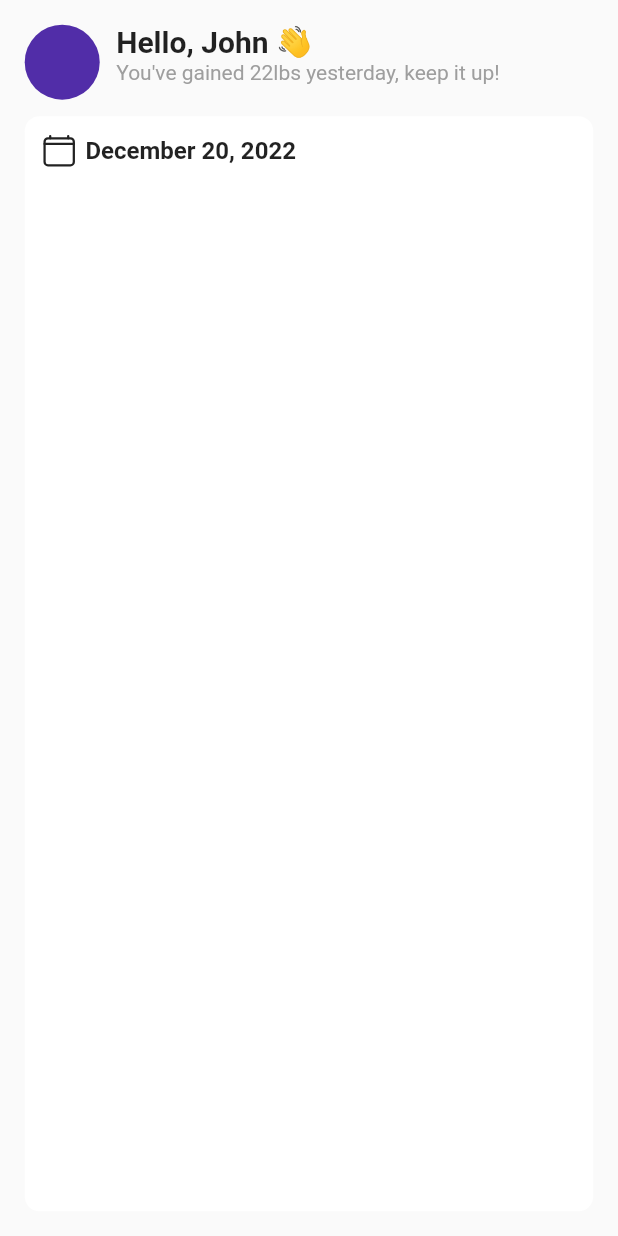
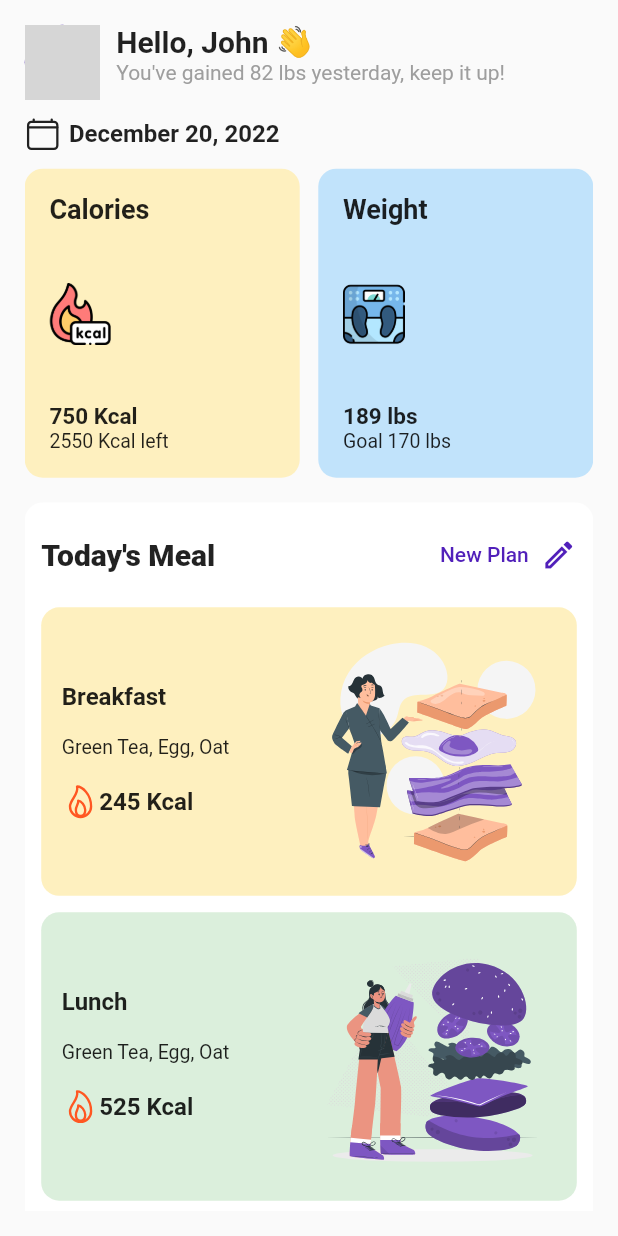
Before and after one commit to musjib999/nutrition_app, a Flutter app: the Diary screen opened directly, on a phone screen of 412 x 824 dp. Run offline on Flutter 3.47's test engine with Material 2 defaults, Android fonts, the phone set to English and light mode, and no system bars; our stand-ins replace flutter_svg, google_fonts, ionicons, sizer; network calls fail; Roboto replaces fonts that are missing (Mukta); grey boxes are pictures that could not be loaded.

Commit message:
diary, with meal plan

```diff
--- a/lib/diary/screens/diary_screen.dart
+++ b/lib/diary/screens/diary_screen.dart
@@ -1,8 +1,12 @@
 import 'package:flutter/material.dart';
+import 'package:flutter_svg/flutter_svg.dart';
 import 'package:google_fonts/google_fonts.dart';
 import 'package:ionicons/ionicons.dart';
+import 'package:nutrition/themes/assets.dart';
 import 'package:nutrition/themes/colors.dart';
 import 'package:sizer/sizer.dart';
+
+import '../widgets/diary_card.dart';
 
 class Diary extends StatefulWidget {
   const Diary({Key? key}) : super(key: key);
@@ -23,7 +27,7 @@ class _DiaryState extends State<Diary> {
               Row(
                 crossAxisAlignment: CrossAxisAlignment.start,
                 children: [
-                  const CircleAvatar(radius: 25),
+                  const CircleAvatar(radius: 25, backgroundImage: NetworkImage('https://avatars.githubusercontent.com/u/53815937?v=4'),),
                   SizedBox(width: 8.sp),
                   Column(
                     crossAxisAlignment: CrossAxisAlignment.start,
@@ -34,7 +38,7 @@ class _DiaryState extends State<Diary> {
                             fontSize: 20, fontWeight: FontWeight.w600),
                       ),
                       Text(
-                        'You\'ve gained 22lbs yesterday, keep it up!',
+                        'You\'ve gained 82 lbs yesterday, keep it up!',
                         style: GoogleFonts.mukta(color: AppColors.grey),
                       ),
                     ],
@@ -43,22 +47,66 @@ class _DiaryState extends State<Diary> {
               ),
               SizedBox(height: 8.sp),
               Expanded(
-                child: Container(
-                  padding: EdgeInsets.all(8.sp),
-                  decoration: BoxDecoration(
-                    color: AppColors.white,
-                    borderRadius: BorderRadius.circular(10),
-                  ),
-                  child: SingleChildScrollView(child: Column(children: [
+                child: SingleChildScrollView(
+                  child: Column(
+                    children: [
                       Row(
                         crossAxisAlignment: CrossAxisAlignment.center,
                         children: [
                           const Icon(Ionicons.calendar_clear_outline),
                           SizedBox(width: 4.sp),
-                        Text('December 20, 2022', style: GoogleFonts.mukta(fontSize: 16, fontWeight: FontWeight.w600),),
+                          Text(
+                            'December 20, 2022',
+                            style: GoogleFonts.mukta(
+                                fontSize: 16, fontWeight: FontWeight.w600,
+                            ),
+                          ),
                         ],
                       ),
-                  ],),),
+                      SizedBox(height: 8.sp),
+                      Row(
+                        children: [
+                          const Expanded(
+                            child: DiaryCard(title: 'Calories', color: AppColors.lightYellow, icon: AppAssets.calories, subtitle1: '750 Kcal', subtitle2: '2550 Kcal left',),
+                          ),
+                          SizedBox(width: 3.w),
+                          Expanded(
+                            child: DiaryCard(title: 'Weight', color: AppColors.skyBlue.withOpacity(0.4), icon: AppAssets.scale, subtitle1: '189 lbs', subtitle2: 'Goal 170 lbs',),
+                          ),
+                        ],
+                      ),
+                      SizedBox(height: 12.sp),
+                      Container(
+                        padding: EdgeInsets.all(8.sp),
+                        decoration: BoxDecoration(
+                          color: AppColors.white,
+                          borderRadius: BorderRadius.circular(12),
+                        ),
+                        child: Column(
+                          children: [
+                            Row(
+                              mainAxisAlignment: MainAxisAlignment.spaceBetween,
+                              children: [
+                                Text('Today\'s Meal', style: GoogleFonts.mukta(fontSize: 20, fontWeight: FontWeight.w800),),
+                                Row(
+                                  children: [
+                                    TextButton(onPressed: (){}, child: Text('New Plan', style: GoogleFonts.mukta(fontSize: 14, fontWeight: FontWeight.w500, color: AppColors.primaryColor),),),
+                                    const Icon(Icons.edit_outlined, color: AppColors.primaryColor,),
+                                  ],
+                                )
+                              ],
+                            ),
+                            SizedBox(height: 8.sp),
+                            const MealPlanCard(title: 'Breakfast', calories: 245, svg: AppAssets.breakfast, color: AppColors.lightYellow,),
+                            SizedBox(height: 8.sp),
+                            MealPlanCard(title: 'Lunch', calories: 525, svg: AppAssets.lunch, color: AppColors.faintGreen.withOpacity(0.4),),
+                            SizedBox(height: 8.sp),
+                            MealPlanCard(title: 'Dinner', calories: 133, svg: AppAssets.dinner, color: AppColors.skyBlue.withOpacity(0.4),),
+                          ],
+                        ),
+                      ),
+                    ],
+                  ),
                 ),
               ),
             ],
@@ -68,3 +116,49 @@ class _DiaryState extends State<Diary> {
     );
   }
 }
+
+class MealPlanCard extends StatelessWidget {
+  final String title, svg;
+  final int calories;
+  final Color color;
+  const MealPlanCard({
+    required this.title, required this.svg, required this.calories, required this.color,
+    Key? key,
+  }) : super(key: key);
+
+  @override
+  Widget build(BuildContext context) {
+    return Container(
+      padding: EdgeInsets.all(10.sp),
+      width: double.infinity,
+      decoration: BoxDecoration(
+        borderRadius: BorderRadius.circular(12),
+        color: color,
+      ),
+      child: Row(
+        mainAxisAlignment: MainAxisAlignment.spaceBetween,
+        children: [
+          SizedBox(
+            width: 40.w,
+            child: Column(
+              crossAxisAlignment: CrossAxisAlignment.start,
+              children: [
+                Text(title, style: GoogleFonts.mukta(fontSize: 16, fontWeight: FontWeight.w700),),
+                SizedBox(height: 12.sp),
+                Text('Green Tea, Egg, Oat', style: GoogleFonts.mukta(fontSize: 13, fontWeight: FontWeight.w400),),
+                SizedBox(height: 12.sp),
+                Row(
+                  children: [
+                    const Icon(Ionicons.flame_outline, color: Colors.deepOrange, size: 25,),
+                    Text('$calories Kcal', style: GoogleFonts.mukta(fontSize: 16, fontWeight: FontWeight.w700),),
+                  ],
+                )
+              ],
+            ),
+          ),
+          SvgPicture.asset(svg, width: 40.w,),
+        ],
+      ),
+    );
+  }
+}
--- /dev/null
+++ b/lib/diary/widgets/diary_card.dart
@@ -0,0 +1,42 @@
+import 'package:flutter/material.dart';
+import 'package:google_fonts/google_fonts.dart';
+import 'package:sizer/sizer.dart';
+
+import '../../themes/colors.dart';
+
+class DiaryCard extends StatelessWidget {
+  const DiaryCard({
+    required this.title, required this.icon, required this.subtitle1, required this.subtitle2, this.color,
+    Key? key,
+  }) : super(key: key);
+
+  final String title, icon, subtitle1, subtitle2;
+  final Color? color;
+
+  @override
+  Widget build(BuildContext context) {
+    return Container(
+      padding: EdgeInsets.all(12.sp),
+      height: 25.h,
+      decoration: BoxDecoration(
+        color: color ?? AppColors.white,
+        borderRadius: BorderRadius.circular(12),
+      ),
+      child: Column(
+        mainAxisAlignment: MainAxisAlignment.spaceBetween,
+        crossAxisAlignment: CrossAxisAlignment.start,
+        children: [
+          Text(title, style: GoogleFonts.mukta(fontSize: 18, fontWeight: FontWeight.w600),),
+          Image.asset(icon, width: 10.w),
+          Column(
+            crossAxisAlignment: CrossAxisAlignment.start,
+            children: [
+              Text(subtitle1, style: GoogleFonts.mukta(fontSize: 15, fontWeight: FontWeight.w600),),
+              Text(subtitle2, style: GoogleFonts.mukta(fontSize: 13, fontWeight: FontWeight.w400),),
+            ],
+          )
+        ],
+      ),
+    );
+  }
+}
--- a/lib/themes/assets.dart
+++ b/lib/themes/assets.dart
@@ -1,6 +1,11 @@
 class AppAssets {
   static const String heightSvg = 'assets/svgs/height.svg';
   static const String weightSvg = 'assets/svgs/weight.svg';
+  static const String breakfast = 'assets/svgs/breakfast.svg';
+  static const String lunch = 'assets/svgs/lunch.svg';
+  static const String dinner = 'assets/svgs/dinner.svg';
 
   static const String salad = 'assets/images/salad.png';
+  static const String scale = 'assets/images/scale.png';
+  static const String calories = 'assets/images/calories.png';
 }
--- a/lib/themes/colors.dart
+++ b/lib/themes/colors.dart
@@ -6,6 +6,8 @@ class AppColors {
   static const Color grassGreen = Colors.green;
   static Color faintGreen = Colors.green.shade200;
   static const Color grey = Colors.grey;
+  static const Color lightYellow = Color(0xffFEF0BF);
+  static const Color skyBlue = Color(0xff6CC0FD);
 
   static const Color primaryColor = Color(0xff5120ba);
 }
```
Also changed, not shown: assets/images/calories.png (added), assets/svgs/breakfast.svg (added), assets/svgs/dinner.svg (added), assets/svgs/lunch.svg (added). Lines whose indentation alone changed are shown as unchanged.
